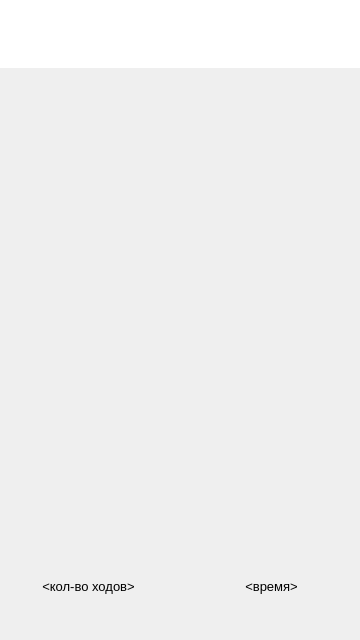
Qt form ui/screens/game.ui (nekstas/met-chars) before a commit.
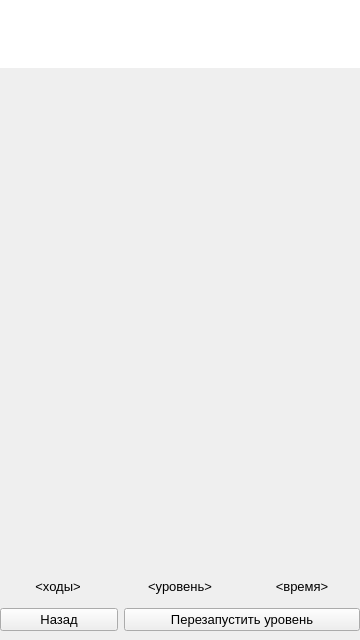
The same form after that commit.

Patch:
```diff
--- a/ui/screens/game.ui
+++ b/ui/screens/game.ui
@@ -170,8 +170,8 @@
          <widget class="QLabel" name="moves_count_label">
           <property name="sizePolicy">
            <sizepolicy hsizetype="Preferred" vsizetype="Preferred">
-            <horstretch>0</horstretch>
-            <verstretch>1</verstretch>
+            <horstretch>1</horstretch>
+            <verstretch>0</verstretch>
            </sizepolicy>
           </property>
           <property name="font">
@@ -181,7 +181,28 @@
            </font>
           </property>
           <property name="text">
-           <string>&lt;кол-во ходов&gt;</string>
+           <string>&lt;ходы&gt;</string>
+          </property>
+          <property name="alignment">
+           <set>Qt::AlignCenter</set>
+          </property>
+         </widget>
+        </item>
+        <item>
+         <widget class="QLabel" name="level_num_label">
+          <property name="sizePolicy">
+           <sizepolicy hsizetype="Preferred" vsizetype="Preferred">
+            <horstretch>1</horstretch>
+            <verstretch>0</verstretch>
+           </sizepolicy>
+          </property>
+          <property name="font">
+           <font>
+            <pointsize>10</pointsize>
+           </font>
+          </property>
+          <property name="text">
+           <string>&lt;уровень&gt;</string>
           </property>
           <property name="alignment">
            <set>Qt::AlignCenter</set>
@@ -190,6 +211,12 @@
         </item>
         <item>
          <widget class="QLabel" name="time_label">
+          <property name="sizePolicy">
+           <sizepolicy hsizetype="Preferred" vsizetype="Preferred">
+            <horstretch>1</horstretch>
+            <verstretch>0</verstretch>
+           </sizepolicy>
+          </property>
           <property name="font">
            <font>
             <family>Segoe UI</family>
@@ -228,6 +255,44 @@
         <property name="bottomMargin">
          <number>0</number>
         </property>
+        <item>
+         <widget class="QPushButton" name="go_back_btn">
+          <property name="sizePolicy">
+           <sizepolicy hsizetype="Minimum" vsizetype="Fixed">
+            <horstretch>1</horstretch>
+            <verstretch>0</verstretch>
+           </sizepolicy>
+          </property>
+          <property name="font">
+           <font>
+            <family>Segoe UI</family>
+            <pointsize>10</pointsize>
+           </font>
+          </property>
+          <property name="text">
+           <string>Назад</string>
+          </property>
+         </widget>
+        </item>
+        <item>
+         <widget class="QPushButton" name="restart_level_btn">
+          <property name="sizePolicy">
+           <sizepolicy hsizetype="Minimum" vsizetype="Fixed">
+            <horstretch>2</horstretch>
+            <verstretch>0</verstretch>
+           </sizepolicy>
+          </property>
+          <property name="font">
+           <font>
+            <family>Segoe UI</family>
+            <pointsize>10</pointsize>
+           </font>
+          </property>
+          <property name="text">
+           <string>Перезапустить уровень</string>
+          </property>
+         </widget>
+        </item>
        </layout>
       </widget>
      </item>
```
